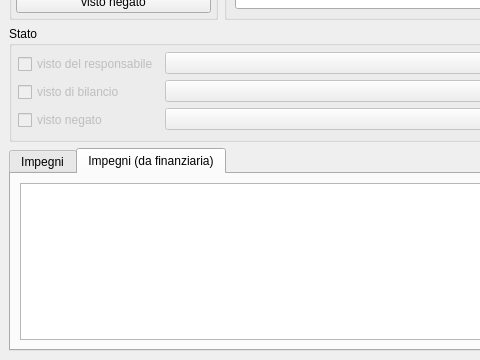
Before: the Qt Designer form src/com/axiastudio/suite/deliberedetermine/forms/determina.ui in tizianolattisi/suitegda, drawn with Qt 5; both pictures show x 0 to 480 and y 320 to 680 of the 795 by 680 pixel window.
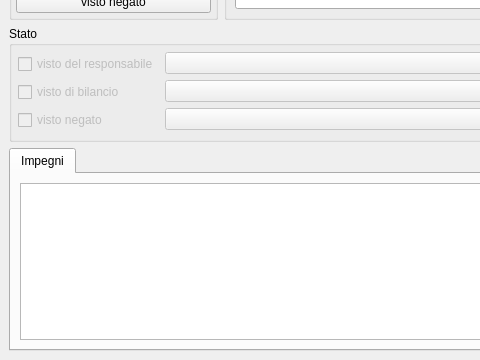
After: the same form once the commit is applied. The open tabs and pages were chosen to show the change. Custom widgets are drawn as their Qt base class.

Commit message: Rimozione scheda obsoleta (movimenti da finanziaria extra) dalla form.

What changed in the file:
```diff
--- a/src/com/axiastudio/suite/deliberedetermine/forms/determina.ui
+++ b/src/com/axiastudio/suite/deliberedetermine/forms/determina.ui
@@ -403,16 +403,6 @@
         </item>
        </layout>
       </widget>
-      <widget class="QWidget" name="tab_2">
-       <attribute name="title">
-        <string>Impegni (da finanziaria)</string>
-       </attribute>
-       <layout class="QVBoxLayout" name="verticalLayout_9">
-        <item>
-         <widget class="QTableWidget" name="tableWidgetImpegni"/>
-        </item>
-       </layout>
-      </widget>
      </widget>
     </item>
    </layout>
```
